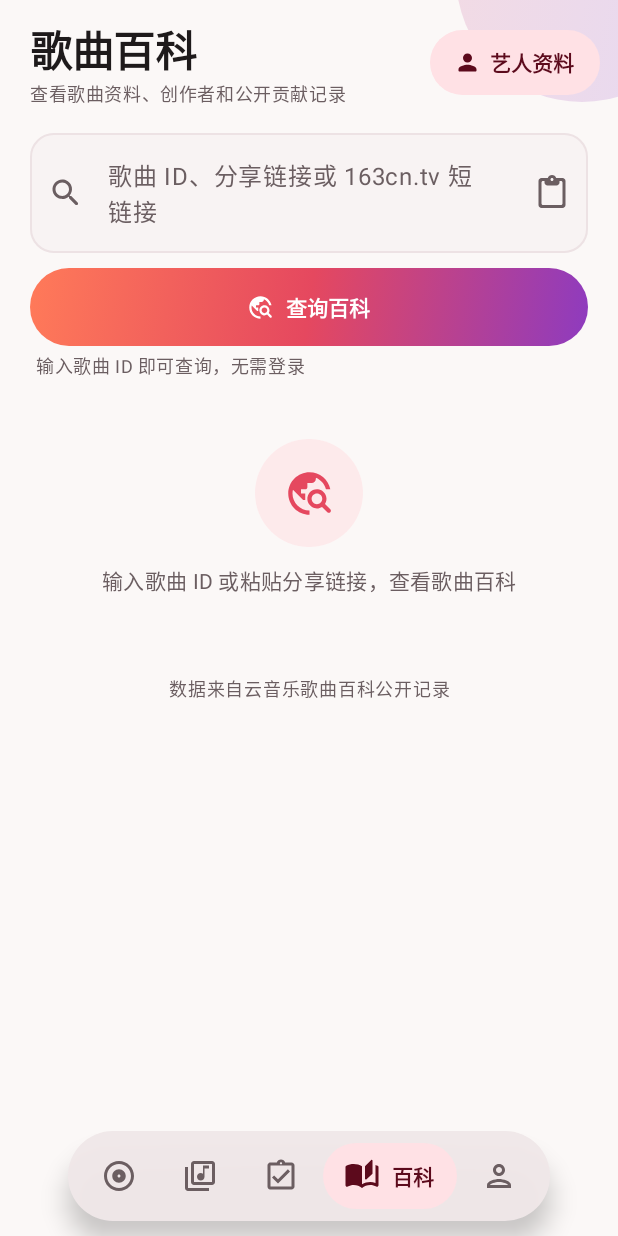
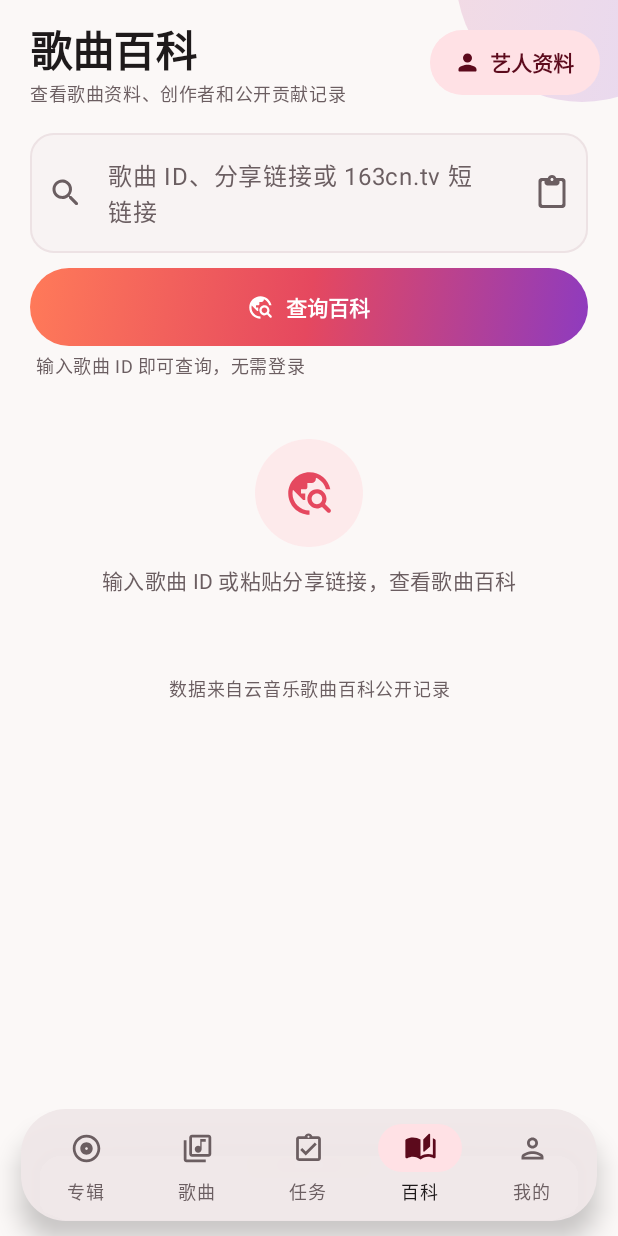
Before and after one commit to Huliang2597/byd-music1, an Android app built with Jetpack Compose: the screen it shows after launch (MainActivity), on a phone screen of 412 x 824 dp. Run offline under Robolectric (Android 15) with nearby library versions, the phone set to English and light mode, and no system bars; our stand-ins replace Shimmer; pictures from the network do not load.

Commit message:
Remove remaining bouncy motion, bump to 1.2.2 (110)
Bottom bar uses fixed-width items that only cross-fade colours, tab
switches are a plain fade, list entrance is fade-only, press feedback
and the artist editor slide no longer overshoot.

Co-Authored-By: Claude Opus 5.5 <noreply@anthropic.com>
Claude-Session: https://claude.ai/code/session_01VrHvU3yE7rjkrMZiagKNEC

```diff
--- a/app/build.gradle.kts
+++ b/app/build.gradle.kts
@@ -13,8 +13,8 @@ android {
         applicationId = "com.auramusic.wiki"
         minSdk = 26
         targetSdk = 35
-        versionCode = 109
-        versionName = "1.2.1"
+        versionCode = 110
+        versionName = "1.2.2"
     }
 
     buildTypes {
--- a/app/src/main/java/com/auramusic/wiki/data/Http.kt
+++ b/app/src/main/java/com/auramusic/wiki/data/Http.kt
@@ -14,7 +14,7 @@ import org.json.JSONObject
 object Http {
     const val CHROME_UA =
         "Mozilla/5.0 (Windows NT 10.0; Win64; x64) AppleWebKit/537.36 (KHTML, like Gecko) Chrome/126.0 Safari/537.36"
-    const val APP_UA = "WikiUploader/1.2.1 (Android)"
+    const val APP_UA = "WikiUploader/1.2.2 (Android)"
 
     /** 不跟随跳转、超时较短，用于登录、短链解析和公开图片。 */
     val strict: OkHttpClient = OkHttpClient.Builder()
--- a/app/src/main/java/com/auramusic/wiki/data/PublicWiki.kt
+++ b/app/src/main/java/com/auramusic/wiki/data/PublicWiki.kt
@@ -15,7 +15,7 @@ import org.json.JSONObject
 object PublicWiki {
     private const val BASE = "https://ne.cdgz.top/api/contribution?id="
     const val HOME = "https://ne.cdgz.top/"
-    private const val UA = "WikiUploader/1.2.1 (Android; PublicWiki)"
+    private const val UA = "WikiUploader/1.2.2 (Android; PublicWiki)"
     private val ID = Regex("[1-9][0-9]{0,19}")
 
     fun shortLink(input: String?): String? {
--- a/app/src/main/java/com/auramusic/wiki/ui/App.kt
+++ b/app/src/main/java/com/auramusic/wiki/ui/App.kt
@@ -23,6 +23,7 @@ import androidx.compose.foundation.clickable
 import androidx.compose.foundation.interaction.MutableInteractionSource
 import androidx.compose.foundation.layout.Arrangement
 import androidx.compose.foundation.layout.Box
+import androidx.compose.foundation.layout.Column
 import androidx.compose.foundation.layout.Row
 import androidx.compose.foundation.layout.WindowInsets
 import androidx.compose.foundation.layout.consumeWindowInsets
@@ -169,12 +170,7 @@ fun WikiApp() {
             ) { padding ->
                 AnimatedContent(
                     targetState = nav.tab,
-                    transitionSpec = {
-                        val forward = targetState.ordinal > initialState.ordinal
-                        val direction = if (forward) 1 else -1
-                        (slideInHorizontally(tween(340, easing = FastOutSlowInEasing)) { it / 6 * direction } + fadeIn(tween(280)))
-                            .togetherWith(slideOutHorizontally(tween(300, easing = FastOutSlowInEasing)) { -it / 8 * direction } + fadeOut(tween(200)))
-                    },
+                    transitionSpec = { fadeIn(tween(220, delayMillis = 60)) togetherWith fadeOut(tween(120)) },
                     label = "tabs",
                     modifier = Modifier
                         .fillMaxSize()
@@ -205,7 +201,7 @@ fun WikiApp() {
 
             AnimatedVisibility(
                 nav.artistEditor,
-                enter = slideInVertically(spring(dampingRatio = 0.9f, stiffness = Spring.StiffnessMediumLow)) { it / 3 } + fadeIn(tween(220)),
+                enter = slideInVertically(tween(280, easing = FastOutSlowInEasing)) { it / 4 } + fadeIn(tween(220)),
                 exit = slideOutVertically(tween(260)) { it / 3 } + fadeOut(tween(200)),
             ) {
                 BackHandler { nav.artistEditor = false }
@@ -232,65 +228,67 @@ private fun BottomBar(current: Tab, onSelect: (Tab) -> Unit) {
             .fillMaxWidth()
             .navigationBarsPadding()
             .padding(horizontal = 14.dp, vertical = 10.dp),
-        contentAlignment = Alignment.Center,
     ) {
         Surface(
             shape = RoundedCornerShape(30.dp),
             color = MaterialTheme.colorScheme.surfaceContainerHigh.copy(alpha = 0.97f),
             shadowElevation = 10.dp,
             tonalElevation = 2.dp,
+            modifier = Modifier.fillMaxWidth(),
         ) {
             Row(
-                Modifier.padding(horizontal = 8.dp, vertical = 8.dp),
-                horizontalArrangement = Arrangement.spacedBy(2.dp),
+                Modifier.padding(horizontal = 6.dp, vertical = 8.dp),
                 verticalAlignment = Alignment.CenterVertically,
             ) {
                 Tab.entries.forEach { tab ->
-                    NavItem(tab, tab == current) { onSelect(tab) }
+                    NavItem(tab, tab == current, Modifier.weight(1f)) { onSelect(tab) }
                 }
             }
         }
     }
 }
 
+/** 固定宽度的导航项：切换时只渐变颜色，不改变任何尺寸。 */
 @Composable
-private fun NavItem(tab: Tab, selected: Boolean, onClick: () -> Unit) {
+private fun NavItem(tab: Tab, selected: Boolean, modifier: Modifier, onClick: () -> Unit) {
     val interaction = remember { MutableInteractionSource() }
     val background by animateColorAsState(
         if (selected) MaterialTheme.colorScheme.primaryContainer else MaterialTheme.colorScheme.primaryContainer.copy(alpha = 0f),
-        tween(260),
+        tween(220),
         label = "navBg",
     )
     val tint by animateColorAsState(
         if (selected) MaterialTheme.colorScheme.onPrimaryContainer else MaterialTheme.colorScheme.onSurfaceVariant,
-        tween(260),
+        tween(220),
         label = "navTint",
     )
-    Row(
-        Modifier
-            .clip(CircleShape)
-            .background(background)
-            .clickable(interaction, indication = androidx.compose.material3.ripple(), onClick = onClick)
-            .padding(horizontal = 14.dp, vertical = 10.dp),
-        verticalAlignment = Alignment.CenterVertically,
+    val labelColor by animateColorAsState(
+        if (selected) MaterialTheme.colorScheme.onSurface else MaterialTheme.colorScheme.onSurfaceVariant,
+        tween(220),
+        label = "navLabel",
+    )
+    Column(
+        modifier
+            .clip(RoundedCornerShape(20.dp))
+            .clickable(interaction, indication = null, onClick = onClick)
+            .padding(vertical = 2.dp),
+        horizontalAlignment = Alignment.CenterHorizontally,
     ) {
-        AnimatedContent(selected, transitionSpec = { fadeIn(tween(180)) togetherWith fadeOut(tween(120)) }, label = "navIcon") { on ->
+        Box(
+            Modifier
+                .size(width = 56.dp, height = 32.dp)
+                .clip(CircleShape)
+                .background(background),
+            contentAlignment = Alignment.Center,
+        ) {
             Icon(
-                if (on) tab.selectedIcon else tab.icon,
+                if (selected) tab.selectedIcon else tab.icon,
                 contentDescription = tab.label,
                 tint = tint,
-                modifier = Modifier.size(24.dp),
+                modifier = Modifier.size(22.dp),
             )
         }
-        AnimatedVisibility(
-            selected,
-            enter = expandHorizontally(tween(260, easing = FastOutSlowInEasing)) + fadeIn(tween(200, delayMillis = 60)),
-            exit = shrinkHorizontally(tween(260, easing = FastOutSlowInEasing)) + fadeOut(tween(120)),
-        ) {
-            Row {
-                Spacer(Modifier.width(8.dp))
-                Text(tab.label, style = MaterialTheme.typography.labelLarge, color = tint)
-            }
-        }
+        Spacer(Modifier.height(4.dp))
+        Text(tab.label, style = MaterialTheme.typography.labelMedium, color = labelColor)
     }
 }
--- a/app/src/main/java/com/auramusic/wiki/ui/components/Components.kt
+++ b/app/src/main/java/com/auramusic/wiki/ui/components/Components.kt
@@ -105,25 +105,21 @@ fun Modifier.pressScale(interaction: MutableInteractionSource, pressed: Float =
     val isPressed by interaction.collectIsPressedAsState()
     val scale by animateFloatAsState(
         if (isPressed) pressed else 1f,
-        spring(dampingRatio = Spring.DampingRatioMediumBouncy, stiffness = Spring.StiffnessMedium),
+        tween(120),
         label = "press",
     )
     this.graphicsLayer { scaleX = scale; scaleY = scale }
 }
 
-/** 列表项首次出现时淡入并上浮，按序号错开。 */
+/** 列表项首次出现时淡入，按序号轻微错开（不做位移，避免跳动感）。 */
 fun Modifier.enterAnimation(index: Int = 0, key: Any? = Unit): Modifier = composed {
     if (LocalReduceMotion.current) return@composed this
     val progress = remember(key) { Animatable(0f) }
-    val distance = with(LocalDensity.current) { 24.dp.toPx() }
     LaunchedEffect(key) {
-        kotlinx.coroutines.delay((index.coerceAtMost(10) * 45).toLong())
-        progress.animateTo(1f, tween(420, easing = FastOutSlowInEasing))
+        kotlinx.coroutines.delay((index.coerceAtMost(8) * 30).toLong())
+        progress.animateTo(1f, tween(260, easing = FastOutSlowInEasing))
     }
-    this.graphicsLayer {
-        alpha = progress.value
-        translationY = (1f - progress.value) * distance
-    }
+    this.graphicsLayer { alpha = progress.value }
 }
 
 /** 骨架屏的流光效果。 */
```
Also changed, not shown: 1 other file.
